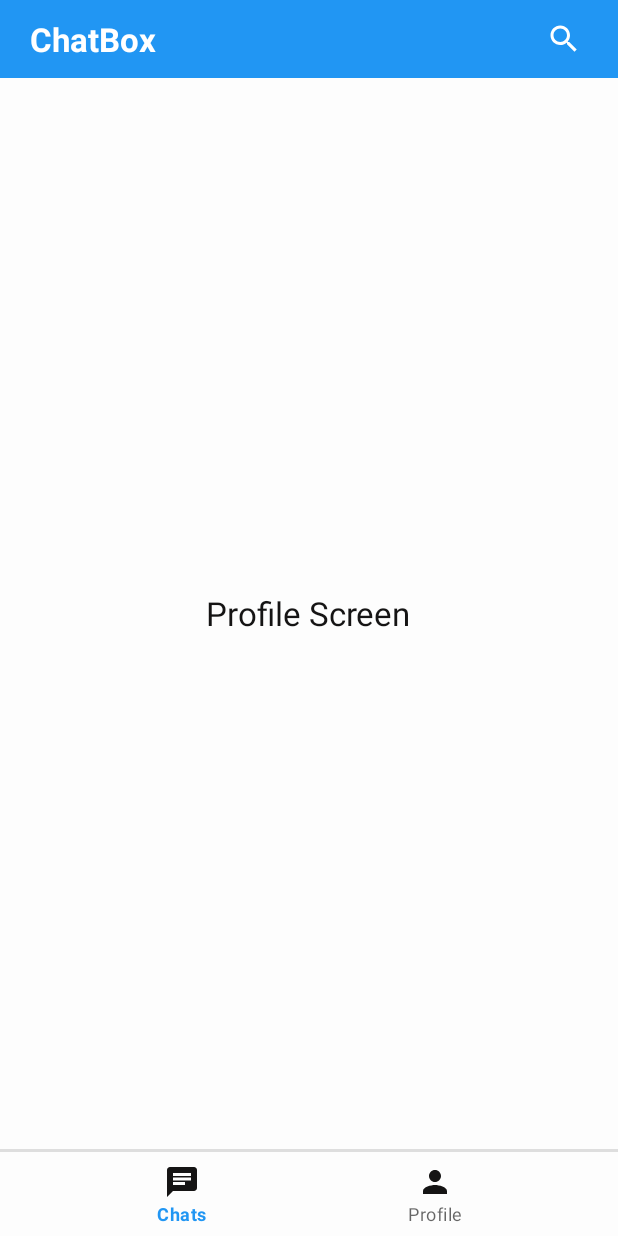
After one commit to gauravVishwakarma071/ChatBox, an Android app: the fragment ProfileFragment placed in its activity, on a phone screen of 412 x 824 dp. The commit adds this screen. Run offline under Robolectric (Android 15) with nearby library versions, the phone set to English and light mode, and no system bars.

Commit message:
updates after Ix

```diff
--- /dev/null
+++ b/app/src/main/java/com/example/chatbox/ChatFragment.java
@@ -0,0 +1,24 @@
+package com.example.chatbox;
+
+import android.os.Bundle;
+
+import androidx.fragment.app.Fragment;
+
+import android.view.LayoutInflater;
+import android.view.View;
+import android.view.ViewGroup;
+
+public class ChatFragment extends Fragment {
+
+
+    public ChatFragment() {
+
+    }
+
+    @Override
+    public View onCreateView(LayoutInflater inflater, ViewGroup container,
+                             Bundle savedInstanceState) {
+        // Inflate the layout for this fragment
+        return inflater.inflate(R.layout.fragment_chat, container, false);
+    }
+}
--- a/app/src/main/java/com/example/chatbox/MainActivity.java
+++ b/app/src/main/java/com/example/chatbox/MainActivity.java
@@ -1,15 +1,54 @@
 package com.example.chatbox;
 
+import androidx.annotation.NonNull;
 import androidx.appcompat.app.AppCompatActivity;
 
+import android.content.Intent;
 import android.os.Bundle;
+import android.view.MenuItem;
+import android.view.View;
+import android.widget.ImageButton;
+
+import com.google.android.material.bottomnavigation.BottomNavigationView;
+import com.google.android.material.navigation.NavigationBarView;
 
 public class MainActivity extends AppCompatActivity {
+    //New Attempt To Create ChatBox
 
-    //New Attempt To Create ChatBox
+    BottomNavigationView bottomNavigationView;
+    ImageButton searchButton;
+
+    ChatFragment chatFragment;
+    ProfileFragment profileFragment;
     @Override
     protected void onCreate(Bundle savedInstanceState) {
         super.onCreate(savedInstanceState);
         setContentView(R.layout.activity_main);
+
+        chatFragment = new ChatFragment();
+        profileFragment = new ProfileFragment();
+
+        bottomNavigationView = findViewById(R.id.bottom_navigation);
+        searchButton = findViewById(R.id.main_search_btn);
+
+        searchButton.setOnClickListener(v -> {
+        startActivity(new Intent(MainActivity.this,SearchUserActivity.class));
+        });
+
+        bottomNavigationView.setOnItemSelectedListener(new NavigationBarView.OnItemSelectedListener() {
+            @Override
+            public boolean onNavigationItemSelected(@NonNull MenuItem item) {
+                if(item.getItemId()==R.id.menu_chat){
+                    getSupportFragmentManager().beginTransaction().replace(R.id.main_frame_layout,chatFragment).commit();
+                }
+                if(item.getItemId()==R.id.menu_profile){
+                    getSupportFragmentManager().beginTransaction().replace(R.id.main_frame_layout,profileFragment).commit();
+                }
+                return false;
+            }
+        });
+        bottomNavigationView.setSelectedItemId(R.id.menu_chat);
+
+
     }
 }
--- /dev/null
+++ b/app/src/main/java/com/example/chatbox/ProfileFragment.java
@@ -0,0 +1,25 @@
+package com.example.chatbox;
+
+import android.os.Bundle;
+
+import androidx.fragment.app.Fragment;
+
+import android.view.LayoutInflater;
+import android.view.View;
+import android.view.ViewGroup;
+
+
+public class ProfileFragment extends Fragment {
+
+
+
+    public ProfileFragment() {
+
+    }
+    @Override
+    public View onCreateView(LayoutInflater inflater, ViewGroup container,
+                             Bundle savedInstanceState) {
+        // Inflate the layout for this fragment
+        return inflater.inflate(R.layout.fragment_profile, container, false);
+    }
+}
--- /dev/null
+++ b/app/src/main/res/drawable/ic_search.xml
@@ -0,0 +1,5 @@
+<vector android:height="24dp" android:tint="#000000"
+    android:viewportHeight="24" android:viewportWidth="24"
+    android:width="24dp" xmlns:android="http://schemas.android.com/apk/res/android">
+    <path android:fillColor="@android:color/white" android:pathData="M15.5,14h-0.79l-0.28,-0.27C15.41,12.59 16,11.11 16,9.5 16,5.91 13.09,3 9.5,3S3,5.91 3,9.5 5.91,16 9.5,16c1.61,0 3.09,-0.59 4.23,-1.57l0.27,0.28v0.79l5,4.99L20.49,19l-4.99,-5zM9.5,14C7.01,14 5,11.99 5,9.5S7.01,5 9.5,5 14,7.01 14,9.5 11.99,14 9.5,14z"/>
+</vector>
--- a/app/src/main/res/drawable/person_icon.xml
+++ b/app/src/main/res/drawable/person_icon.xml
@@ -1,4 +1,5 @@
-<vector android:height="100dp" android:tint="#000000"
+<vector android:height="100dp"
+    android:tint="#000000"
     android:viewportHeight="24" android:viewportWidth="24"
     android:width="100dp" xmlns:android="http://schemas.android.com/apk/res/android">
     <path android:fillColor="@android:color/white" android:pathData="M12,12c2.21,0 4,-1.79 4,-4s-1.79,-4 -4,-4 -4,1.79 -4,4 1.79,4 4,4zM12,14c-2.67,0 -8,1.34 -8,4v2h16v-2c0,-2.66 -5.33,-4 -8,-4z"/>
--- a/app/src/main/res/layout/activity_main.xml
+++ b/app/src/main/res/layout/activity_main.xml
@@ -1,18 +1,67 @@
 <?xml version="1.0" encoding="utf-8"?>
-<androidx.constraintlayout.widget.ConstraintLayout xmlns:android="http://schemas.android.com/apk/res/android"
+<RelativeLayout xmlns:android="http://schemas.android.com/apk/res/android"
     xmlns:app="http://schemas.android.com/apk/res-auto"
     xmlns:tools="http://schemas.android.com/tools"
     android:layout_width="match_parent"
     android:layout_height="match_parent"
     tools:context=".MainActivity">
 
-    <TextView
-        android:layout_width="wrap_content"
+    <RelativeLayout
+        android:id="@+id/main_toolBar"
+        android:layout_width="match_parent"
         android:layout_height="wrap_content"
-        android:text="Hello World!"
-        app:layout_constraintBottom_toBottomOf="parent"
-        app:layout_constraintEnd_toEndOf="parent"
-        app:layout_constraintStart_toStartOf="parent"
-        app:layout_constraintTop_toTopOf="parent" />
+        android:background="@color/my_primary"
+        android:padding="10dp">
 
-</androidx.constraintlayout.widget.ConstraintLayout>
+        <TextView
+            android:layout_width="wrap_content"
+            android:layout_height="wrap_content"
+            android:text="@string/app_name"
+            android:textStyle="bold"
+            android:textSize="22dp"
+            android:textColor="@color/white"
+            android:layout_marginStart="10dp"
+            android:layout_centerVertical="true"/>
+
+        <ImageButton
+            android:id="@+id/main_search_btn"
+            android:layout_width="32dp"
+            android:layout_height="32dp"
+            android:layout_alignParentEnd="true"
+            android:layout_centerVertical="true"
+            android:layout_marginEnd="10dp"
+            android:background="?attr/selectableItemBackgroundBorderless"
+            android:src="@drawable/ic_search"
+            app:tint="@color/white"
+            tools:ignore="SpeakableTextPresentCheck,TouchTargetSizeCheck" />
+
+
+    </RelativeLayout>
+
+    <FrameLayout
+        android:id="@+id/main_frame_layout"
+        android:layout_width="match_parent"
+        android:layout_height="match_parent"
+        android:layout_below="@id/main_toolBar"
+        android:layout_above="@id/divider"/>
+
+    <com.google.android.material.divider.MaterialDivider
+        android:id="@+id/divider"
+        android:layout_width="match_parent"
+        android:layout_height="2dp"
+        android:layout_above="@id/bottom_navigation"/>
+
+    <com.google.android.material.bottomnavigation.BottomNavigationView
+        android:id="@+id/bottom_navigation"
+        android:layout_width="match_parent"
+        app:itemIconTint="@color/black"
+        android:layout_height="wrap_content"
+        android:layout_alignParentBottom="true"
+        android:background="?attr/selectableItemBackgroundBorderless"
+        app:menu="@menu/bottom_navigation_menu"/>
+
+
+
+
+
+</RelativeLayout>
--- /dev/null
+++ b/app/src/main/res/layout/fragment_profile.xml
@@ -0,0 +1,17 @@
+<?xml version="1.0" encoding="utf-8"?>
+<RelativeLayout xmlns:android="http://schemas.android.com/apk/res/android"
+    xmlns:tools="http://schemas.android.com/tools"
+    android:layout_width="match_parent"
+    android:layout_height="match_parent"
+    tools:context=".ProfileFragment">
+
+
+    <TextView
+        android:layout_width="wrap_content"
+        android:layout_height="wrap_content"
+        android:text="Profile Screen"
+        android:textColor="@color/black"
+        android:layout_centerInParent="true"
+        android:textSize="22dp"/>
+
+</RelativeLayout>
--- /dev/null
+++ b/app/src/main/res/menu/bottom_navigation_menu.xml
@@ -0,0 +1,19 @@
+<?xml version="1.0" encoding="utf-8"?>
+<menu xmlns:android="http://schemas.android.com/apk/res/android"
+    xmlns:app="http://schemas.android.com/apk/res-auto">
+
+    <item
+        android:title="Chats"
+        android:icon="@drawable/chat_icon"
+        android:id="@+id/menu_chat"
+        android:iconTint="@color/black"
+
+        />
+    <item
+        android:title="Profile"
+        android:icon="@drawable/person_icon"
+        android:iconTint="@color/black"
+        android:id="@+id/menu_profile"
+
+        />
+</menu>
--- a/app/src/main/res/values/strings.xml
+++ b/app/src/main/res/values/strings.xml
@@ -1,3 +1,5 @@
 <resources>
     <string name="app_name">ChatBox</string>
+    <!-- TODO: Remove or change this placeholder text -->
+    <string name="hello_blank_fragment">Hello blank fragment</string>
 </resources>
```
Also changed, not shown: app/src/main/AndroidManifest.xml (+7 -0 lines), app/src/main/java/com/example/chatbox/SearchUserActivity.java (added, +14 -0 lines), app/src/main/res/layout/activity_search_user.xml (added, +17 -0 lines), app/src/main/res/layout/fragment_chat.xml (added, +17 -0 lines).
